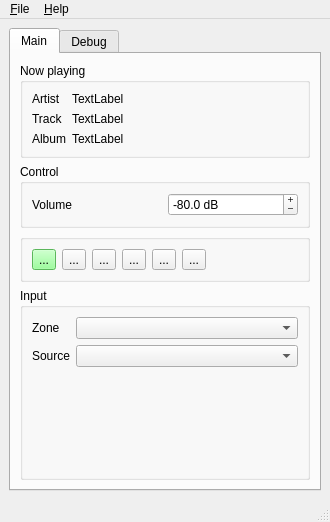
This is pyyamamainwindow.ui in jaakkojulin/pyyama as Qt 5 draws it before an edit. The edited form follows.
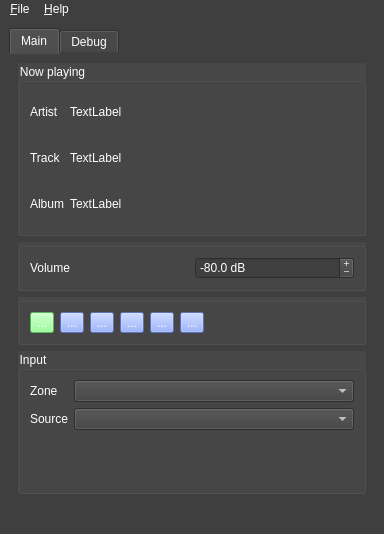
This is the edited form. Icons and pictures are not drawn.

Commit message: UI now super cool.

The edit to the form file:
```diff
--- a/pyyamamainwindow.ui
+++ b/pyyamamainwindow.ui
@@ -6,8 +6,8 @@
    <rect>
     <x>0</x>
     <y>0</y>
-    <width>330</width>
-    <height>522</height>
+    <width>384</width>
+    <height>534</height>
    </rect>
   </property>
   <property name="windowTitle">
@@ -17,10 +17,29 @@
    <iconset resource="icons.qrc">
     <normaloff>:/icons/icons128/pyyama.png</normaloff>:/icons/icons128/pyyama.png</iconset>
   </property>
+  <property name="styleSheet">
+   <string notr="true">QWidget {
+background-color: rgb(63, 63, 63);
+color: white;
+border-color: rgb(127, 127, 127);
+}</string>
+  </property>
   <widget class="QWidget" name="centralwidget">
    <layout class="QGridLayout" name="gridLayout_2">
     <item row="0" column="0">
      <widget class="QTabWidget" name="tabWidget">
+      <property name="styleSheet">
+       <string notr="true">QToolButton {
+background-color: rgb(127,159,255);
+}
+QGroupBox {
+border-color: white;
+background-color: rgb(71, 71, 71);
+}
+QLabel {
+background: transparent;
+}</string>
+      </property>
       <property name="currentIndex">
        <number>0</number>
       </property>
@@ -37,13 +56,41 @@
           <layout class="QFormLayout" name="formLayout_2">
            <item row="0" column="0">
             <widget class="QLabel" name="label_2">
+             <property name="minimumSize">
+              <size>
+               <width>0</width>
+               <height>40</height>
+              </size>
+             </property>
              <property name="text">
               <string>Artist</string>
              </property>
             </widget>
            </item>
+           <item row="0" column="1">
+            <widget class="QLabel" name="artistLabel">
+             <property name="minimumSize">
+              <size>
+               <width>220</width>
+               <height>40</height>
+              </size>
+             </property>
+             <property name="text">
+              <string>TextLabel</string>
+             </property>
+             <property name="wordWrap">
+              <bool>true</bool>
+             </property>
+            </widget>
+           </item>
            <item row="1" column="0">
             <widget class="QLabel" name="label_3">
+             <property name="minimumSize">
+              <size>
+               <width>0</width>
+               <height>40</height>
+              </size>
+             </property>
              <property name="text">
               <string>Track</string>
              </property>
@@ -51,42 +98,53 @@
            </item>
            <item row="2" column="0">
             <widget class="QLabel" name="label_4">
+             <property name="minimumSize">
+              <size>
+               <width>0</width>
+               <height>40</height>
+              </size>
+             </property>
              <property name="text">
               <string>Album</string>
              </property>
             </widget>
            </item>
-           <item row="0" column="1">
-            <widget class="QLabel" name="artistLabel">
-             <property name="text">
-              <string>TextLabel</string>
-             </property>
-             <property name="wordWrap">
-              <bool>true</bool>
-             </property>
-            </widget>
-           </item>
-           <item row="1" column="1">
-            <widget class="QLabel" name="trackLabel">
-             <property name="text">
-              <string>TextLabel</string>
-             </property>
-            </widget>
-           </item>
            <item row="2" column="1">
             <widget class="QLabel" name="albumLabel">
+             <property name="minimumSize">
+              <size>
+               <width>220</width>
+               <height>40</height>
+              </size>
+             </property>
              <property name="text">
               <string>TextLabel</string>
              </property>
             </widget>
            </item>
+           <item row="1" column="1">
+            <widget class="QLabel" name="trackLabel">
+             <property name="minimumSize">
+              <size>
+               <width>220</width>
+               <height>40</height>
+              </size>
+             </property>
+             <property name="text">
+              <string>TextLabel</string>
+             </property>
+             <property name="wordWrap">
+              <bool>true</bool>
+             </property>
+            </widget>
+           </item>
           </layout>
          </widget>
         </item>
         <item>
          <widget class="QGroupBox" name="groupBox_2">
           <property name="title">
-           <string>Control</string>
+           <string/>
           </property>
           <layout class="QGridLayout" name="gridLayout_3">
            <item row="0" column="1">
@@ -263,16 +321,6 @@
            <string>Input</string>
           </property>
           <layout class="QFormLayout" name="formLayout">
-           <item row="1" column="0">
-            <widget class="QLabel" name="label">
-             <property name="text">
-              <string>Source</string>
-             </property>
-            </widget>
-           </item>
-           <item row="1" column="1">
-            <widget class="QComboBox" name="inputComboBox"/>
-           </item>
            <item row="0" column="0">
             <widget class="QLabel" name="label_5">
              <property name="text">
@@ -283,6 +331,16 @@
            <item row="0" column="1">
             <widget class="QComboBox" name="zoneComboBox"/>
            </item>
+           <item row="1" column="0">
+            <widget class="QLabel" name="label">
+             <property name="text">
+              <string>Source</string>
+             </property>
+            </widget>
+           </item>
+           <item row="1" column="1">
+            <widget class="QComboBox" name="inputComboBox"/>
+           </item>
            <item row="2" column="1">
             <spacer name="verticalSpacer">
              <property name="orientation">
@@ -327,7 +385,7 @@
     <rect>
      <x>0</x>
      <y>0</y>
-     <width>330</width>
+     <width>384</width>
      <height>26</height>
     </rect>
    </property>
```
The commit also changes 2 other files.
